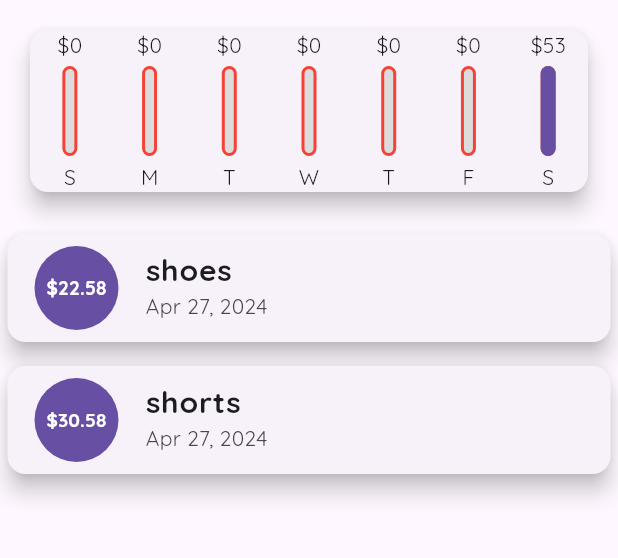
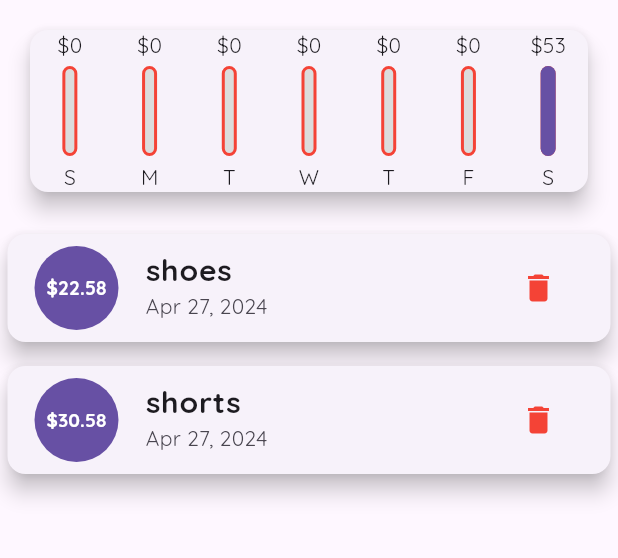
Before and after one commit to Abelmalu/expense-tracker-app, a Flutter app: the screen it shows after launch, on a phone screen of 412 x 824 dp, the part 84-642 px from its top. Run offline on Flutter 3.47's test engine with Material 3 defaults, Android fonts, the light colour scheme and no system bars.

Commit message:
transactions can be deleted

```diff
--- a/lib/widgets/transaction_list.dart
+++ b/lib/widgets/transaction_list.dart
@@ -45,16 +45,21 @@ class TransactionList extends StatelessWidget {
                         ),
                       ),
                     ),
-                    title: Text(
-                      transactions[index].title,
-                       style: TextStyle(
-                                fontSize: 20,
-
-                                fontWeight: FontWeight.bold,
-                              )),
-
+                    title: Text(transactions[index].title,
+                        style: TextStyle(
+                          fontSize: 20,
+                          fontWeight: FontWeight.bold,
+                        )),
                     subtitle: Text(
                         DateFormat.yMMMd().format(transactions[index].date)),
+                    trailing: IconButton(
+            icon: Icon(Icons.delete,
+            color: Colors.red,
+            ),
+            onPressed: () {
+              deleteTx(transactions[index].id);
+            },
+          ),
                   ),
                 );
               },
```
